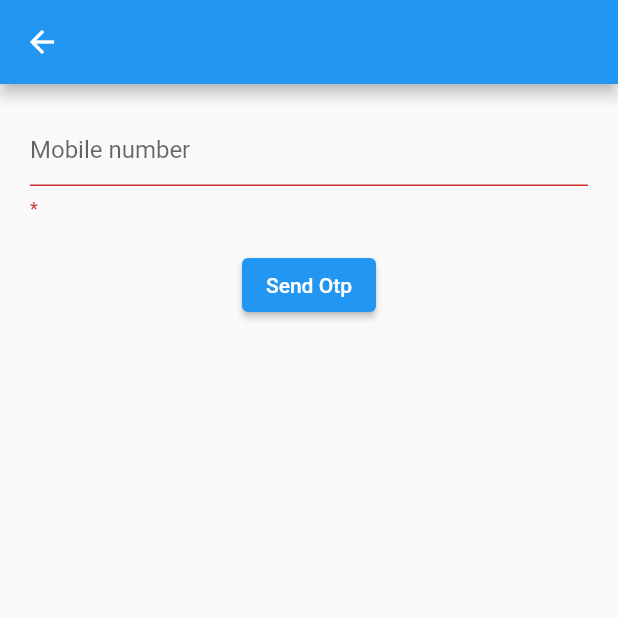
After one commit to bordahardik/flutter_tutorial_app, a Flutter app: the PhoneNumberScreen screen opened directly, after a tap on "Send Otp", on a phone screen of 412 x 824 dp, the top half of it. The commit adds this screen. Run offline on Flutter 3.47's test engine with Material 2 defaults, Android fonts, the phone set to English and light mode, and no system bars; our stand-ins replace cloud_firestore, firebase_auth, firebase_core, firebase_storage, fluttertoast, image_picker and 1 more; accounts and stored records are empty; network calls fail.

Commit message:
firebase otp

```diff
--- a/lib/main.dart
+++ b/lib/main.dart
@@ -1,5 +1,6 @@
 import 'package:firebase_core/firebase_core.dart';
 import 'package:flutter/material.dart';
+import 'package:flutter_app/view/firebase/firebase_auth_screen.dart';
 import 'package:flutter_app/view/listview_widget.dart';
 
 void main() async {
@@ -17,7 +18,7 @@ class MyApp extends StatelessWidget {
       debugShowCheckedModeBanner: false,
       // theme: ThemeData(primarySwatch: Colors.green),
 
-      home: ListViewDemo(),
+      home: FirebaseAuthScreen(),
     );
   }
 }
--- /dev/null
+++ b/lib/view/firebase/phone_number_screen.dart
@@ -0,0 +1,89 @@
+import 'package:firebase_auth/firebase_auth.dart';
+import 'package:flutter/material.dart';
+import 'package:flutter_app/view/firebase/otp_screen.dart';
+import 'package:fluttertoast/fluttertoast.dart';
+
+class PhoneNumberScreen extends StatefulWidget {
+  const PhoneNumberScreen({Key? key}) : super(key: key);
+
+  @override
+  State<PhoneNumberScreen> createState() => _PhoneNumberScreenState();
+}
+
+class _PhoneNumberScreenState extends State<PhoneNumberScreen> {
+  final mobileController = TextEditingController();
+
+  final formKey = GlobalKey<FormState>();
+
+  FirebaseAuth auth = FirebaseAuth.instance;
+
+  @override
+  Widget build(BuildContext context) {
+    return Scaffold(
+      appBar: AppBar(),
+      body: Form(
+        key: formKey,
+        child: Padding(
+          padding: const EdgeInsets.symmetric(horizontal: 20.0),
+          child: Column(
+            children: [
+              const SizedBox(height: 20),
+              TextFormField(
+                controller: mobileController,
+                decoration: const InputDecoration(
+                  hintText: "Mobile number",
+                ),
+                keyboardType: TextInputType.number,
+                obscureText: false,
+                validator: (value) {
+                  if (value!.isEmpty) {
+                    return '*';
+                  } else {
+                    return null;
+                  }
+                },
+              ),
+              const SizedBox(height: 20),
+              ElevatedButton(
+                  onPressed: () async {
+                    FocusScope.of(context).unfocus();
+
+                    if (formKey.currentState!.validate()) {
+                      auth.verifyPhoneNumber(
+                        phoneNumber: "+91${mobileController.text}",
+                        verificationCompleted: (phoneAuthCredential) {},
+                        verificationFailed: (error) {
+                          customFlutterToast(error.code, bgColor: Colors.red);
+                        },
+                        codeSent: (verificationId, forceResendingToken) {
+                          customFlutterToast('Code Sent');
+                          Navigator.push(
+                              context,
+                              MaterialPageRoute(
+                                builder: (context) =>
+                                    OTPScreen(verificationID: verificationId),
+                              ));
+                        },
+                        codeAutoRetrievalTimeout: (verificationId) {},
+                      );
+                    }
+                  },
+                  child: const Text("Send Otp")),
+            ],
+          ),
+        ),
+      ),
+    );
+  }
+
+  customFlutterToast(String msg, {Color bgColor = Colors.green}) {
+    return Fluttertoast.showToast(
+        msg: msg,
+        toastLength: Toast.LENGTH_SHORT,
+        gravity: ToastGravity.CENTER,
+        timeInSecForIosWeb: 1,
+        backgroundColor: bgColor,
+        textColor: Colors.white,
+        fontSize: 16.0);
+  }
+}
--- a/pubspec.yaml
+++ b/pubspec.yaml
@@ -27,6 +27,8 @@ dependencies:
   #image picker
   image_picker: ^1.0.2
 
+  fluttertoast: ^8.2.2
+
 
 dev_dependencies:
   flutter_test:
```
Also changed, not shown: lib/view/firebase/firebase_auth_screen.dart (+12 -0 lines), lib/view/firebase/otp_screen.dart (added, +76 -0 lines), pubspec.lock.
